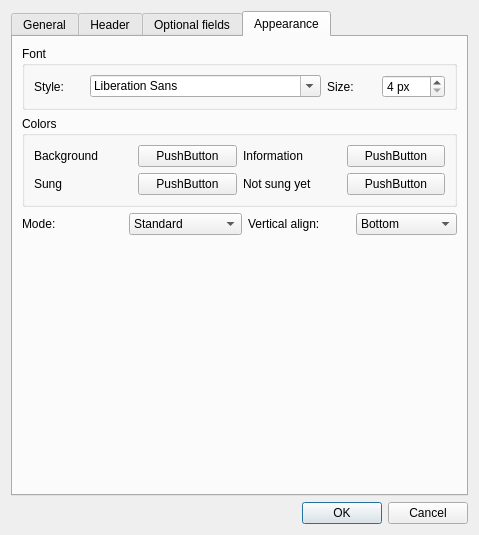
Ameciclo/ki-karro-oke-karaoke-editor, file src/dialog_projectsettings.ui: the form before one commit.
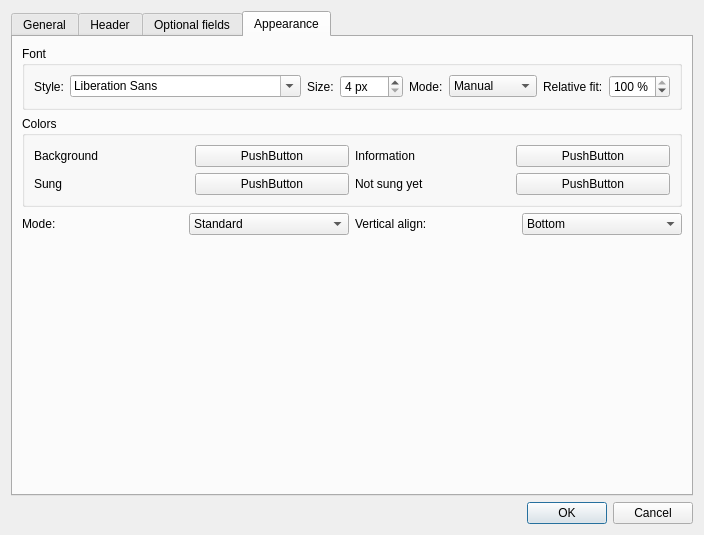
The form after the commit. The open tabs and pages were chosen to show the change. Custom widgets are drawn as their Qt base class.

Commit message: Add relative fit font sizing for project preview and export

Patch:
```diff
--- a/src/dialog_projectsettings.ui
+++ b/src/dialog_projectsettings.ui
@@ -358,6 +358,50 @@
             </property>
            </widget>
           </item>
+          <item>
+           <widget class="QLabel" name="labelAppearanceSizeMode">
+            <property name="text">
+             <string>Mode:</string>
+            </property>
+           </widget>
+          </item>
+          <item>
+           <widget class="QComboBox" name="boxFontSizeMode">
+            <item>
+             <property name="text">
+              <string>Manual</string>
+             </property>
+            </item>
+            <item>
+             <property name="text">
+              <string>Relative fit</string>
+             </property>
+            </item>
+           </widget>
+          </item>
+          <item>
+           <widget class="QLabel" name="labelAppearanceRelativeFit">
+            <property name="text">
+             <string>Relative fit:</string>
+            </property>
+           </widget>
+          </item>
+          <item>
+           <widget class="QSpinBox" name="spinFontRelativeFit">
+            <property name="minimum">
+             <number>40</number>
+            </property>
+            <property name="maximum">
+             <number>100</number>
+            </property>
+            <property name="value">
+             <number>100</number>
+            </property>
+            <property name="suffix">
+             <string> %</string>
+            </property>
+           </widget>
+          </item>
          </layout>
         </widget>
        </item>
```
The commit also changes 10 other files.
